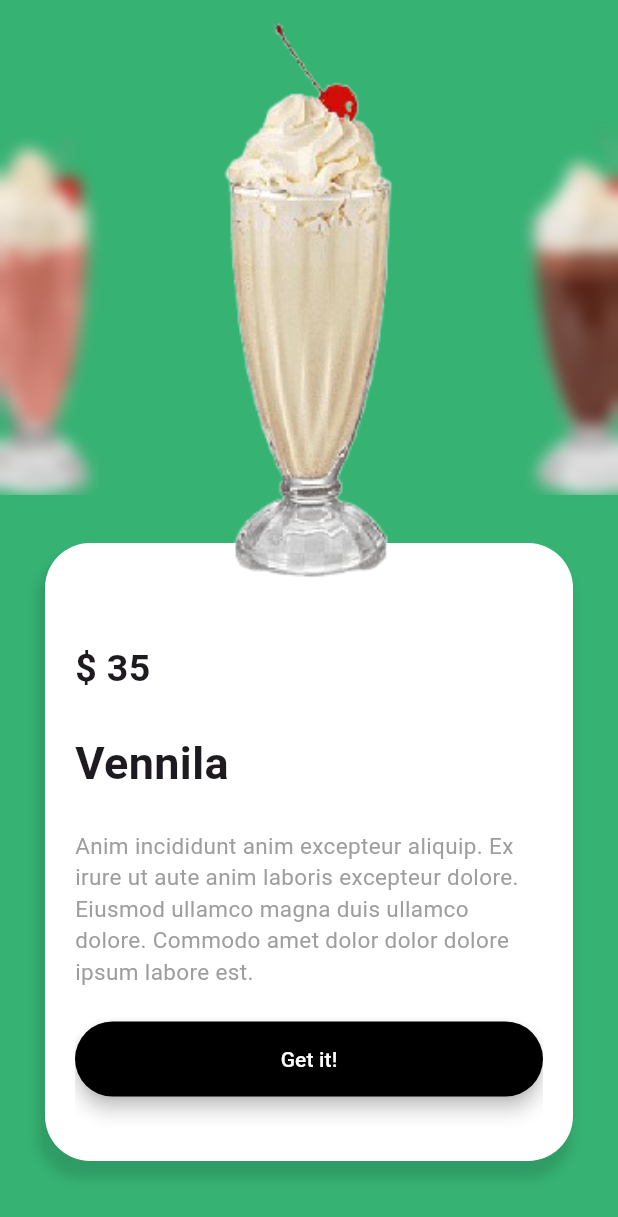
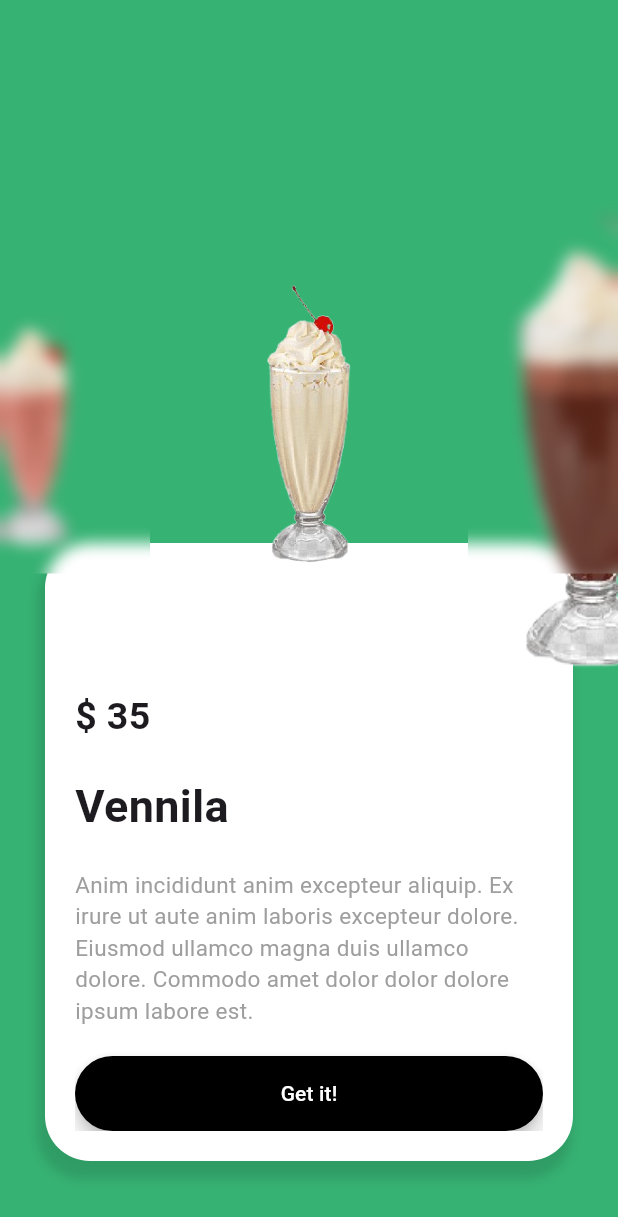
Before and after one commit to KalitorifyOff/starbugs, a Flutter app: the screen it shows after launch, on a phone screen of 412 x 824 dp. Shown: the top 1217 px of the screen. Run offline on Flutter 3.47's test engine with Material 3 defaults, Android fonts, the light colour scheme and no system bars; drawn by our look-alikes of carousel_slider.

Commit message:
Height issues are fixed and set as dynamic

```diff
--- a/lib/main.dart
+++ b/lib/main.dart
@@ -53,7 +53,7 @@ class _ImageCarouselScreenState extends State<ImageCarouselScreen> {
     },
   ];
 
-  int _currentIndex = 0;
+  int _currentIndex = 1;
   Color myColor = Color(0xFF36B273);
 
   @override
@@ -61,7 +61,13 @@ class _ImageCarouselScreenState extends State<ImageCarouselScreen> {
     double screenHeight = MediaQuery.of(context).size.height;
     return Scaffold(
       backgroundColor: myColor,
-      body: Stack(
+      body: Column(
+        mainAxisAlignment: MainAxisAlignment.end,
+        children: [
+          SizedBox(
+            height: MediaQuery.of(context).size.height * 0.9,
+            child: Stack(
+              alignment: Alignment.topCenter,
               children: [
                 Align(
                   alignment: Alignment.bottomCenter,
@@ -97,10 +103,10 @@ class _ImageCarouselScreenState extends State<ImageCarouselScreen> {
                       itemCount: details.length,
                       itemBuilder: (context, index, realIndex) {
                         return Column(
-                    mainAxisAlignment: MainAxisAlignment.spaceEvenly,
+                          spacing: 20,
+                          mainAxisAlignment: MainAxisAlignment.end,
                           crossAxisAlignment: CrossAxisAlignment.start,
                           children: [
-                      SizedBox(height: 0),
                             Text(
                               "\$ ${details[index]['price']!}",
                               style: TextStyle(
@@ -117,7 +123,10 @@ class _ImageCarouselScreenState extends State<ImageCarouselScreen> {
                             ),
                             Text(
                               details[index]['desc']!,
-                        style: TextStyle(fontSize: 15, color: Colors.grey),
+                              style: TextStyle(
+                                fontSize: 15,
+                                color: Colors.grey,
+                              ),
                             ),
                             ElevatedButton(
                               style: ElevatedButton.styleFrom(
@@ -153,7 +162,7 @@ class _ImageCarouselScreenState extends State<ImageCarouselScreen> {
                   itemCount: imagePaths.length,
                   itemBuilder: (context, index, realIndex) {
                     bool isSelected = index == _currentIndex;
-              double scale = isSelected ? 1 : 0.8; // Enlarge center item
+                    double scale = isSelected ? 1 : 0.5; // Enlarge center item
 
                     return TweenAnimationBuilder(
                       duration: Duration(milliseconds: 300),
@@ -176,7 +185,7 @@ class _ImageCarouselScreenState extends State<ImageCarouselScreen> {
                   child: ClipRRect(
                     child: BackdropFilter(
                       filter: ImageFilter.blur(sigmaX: 5, sigmaY: 5),
-                child: SizedBox(height: 330, width: 100),
+                      child: SizedBox(height: 300, width: 100),
                     ),
                   ),
                 ),
@@ -185,8 +194,11 @@ class _ImageCarouselScreenState extends State<ImageCarouselScreen> {
                   child: ClipRRect(
                     child: BackdropFilter(
                       filter: ImageFilter.blur(sigmaX: 5, sigmaY: 5),
-                child: SizedBox(height: 330, width: 100),
+                      child: SizedBox(height: 300, width: 100),
                     ),
+                  ),
+                ),
+              ],
             ),
           ),
         ],
```
Lines whose indentation alone changed are shown as unchanged.
